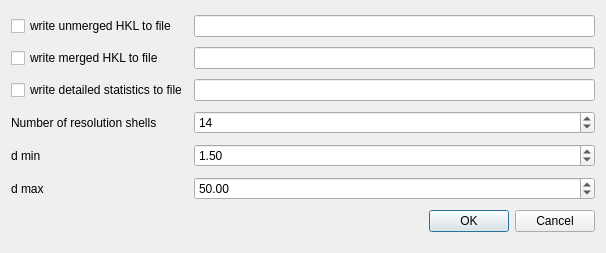
Above: apps/NSXQt/ui/LogFileDialog.ui from k61n/openhkl before the change. Below: the same form after it.
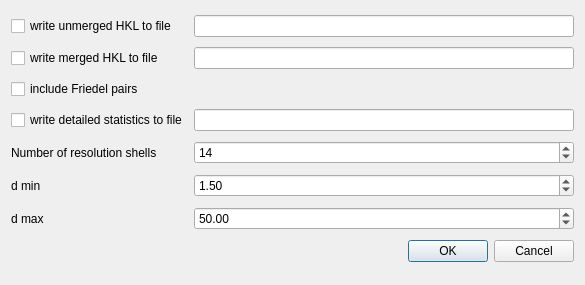
That is the form after the change.

Commit message: optionally use friedel pairs in log file

```diff
--- a/apps/NSXQt/ui/LogFileDialog.ui
+++ b/apps/NSXQt/ui/LogFileDialog.ui
@@ -6,8 +6,8 @@
    <rect>
     <x>0</x>
     <y>0</y>
-    <width>606</width>
-    <height>253</height>
+    <width>585</width>
+    <height>285</height>
    </rect>
   </property>
   <property name="windowTitle">
@@ -49,13 +49,20 @@
     </widget>
    </item>
    <item row="2" column="0" colspan="2">
+    <widget class="QCheckBox" name="friedelBox">
+     <property name="text">
+      <string>include Friedel pairs</string>
+     </property>
+    </widget>
+   </item>
+   <item row="3" column="0" colspan="2">
     <widget class="QCheckBox" name="statisticsBox">
      <property name="text">
       <string>write detailed statistics to file</string>
      </property>
     </widget>
    </item>
-   <item row="2" column="2">
+   <item row="3" column="2">
     <widget class="QLineEdit" name="statisticsEdit">
      <property name="enabled">
       <bool>true</bool>
@@ -65,14 +72,14 @@
      </property>
     </widget>
    </item>
-   <item row="3" column="0" colspan="2">
+   <item row="4" column="0" colspan="2">
     <widget class="QLabel" name="label">
      <property name="text">
       <string>Number of resolution shells</string>
      </property>
     </widget>
    </item>
-   <item row="3" column="2">
+   <item row="4" column="2">
     <widget class="QSpinBox" name="shellBox">
      <property name="minimum">
       <number>1</number>
@@ -85,14 +92,14 @@
      </property>
     </widget>
    </item>
-   <item row="4" column="0">
+   <item row="5" column="0">
     <widget class="QLabel" name="label_2">
      <property name="text">
       <string>d min</string>
      </property>
     </widget>
    </item>
-   <item row="4" column="2">
+   <item row="5" column="2">
     <widget class="QDoubleSpinBox" name="dMinBox">
      <property name="maximum">
       <double>1000.000000000000000</double>
@@ -105,14 +112,14 @@
      </property>
     </widget>
    </item>
-   <item row="5" column="0">
+   <item row="6" column="0">
     <widget class="QLabel" name="label_3">
      <property name="text">
       <string>d max</string>
      </property>
     </widget>
    </item>
-   <item row="5" column="2">
+   <item row="6" column="2">
     <widget class="QDoubleSpinBox" name="dMaxBox">
      <property name="maximum">
       <double>500.000000000000000</double>
@@ -125,7 +132,7 @@
      </property>
     </widget>
    </item>
-   <item row="6" column="1" colspan="2">
+   <item row="7" column="1" colspan="2">
     <widget class="QDialogButtonBox" name="buttonBox">
      <property name="orientation">
       <enum>Qt::Horizontal</enum>
```
The commit also changes 8 other files.
